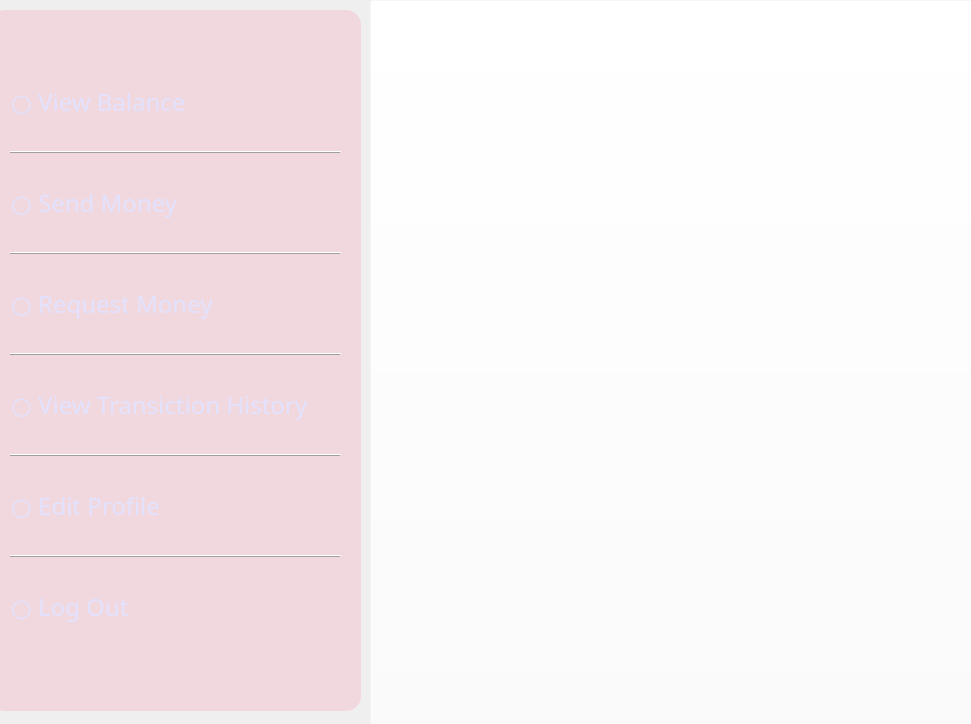
Qt form m7fazty/user.ui (Roro-2004/m7fazty) before a commit.
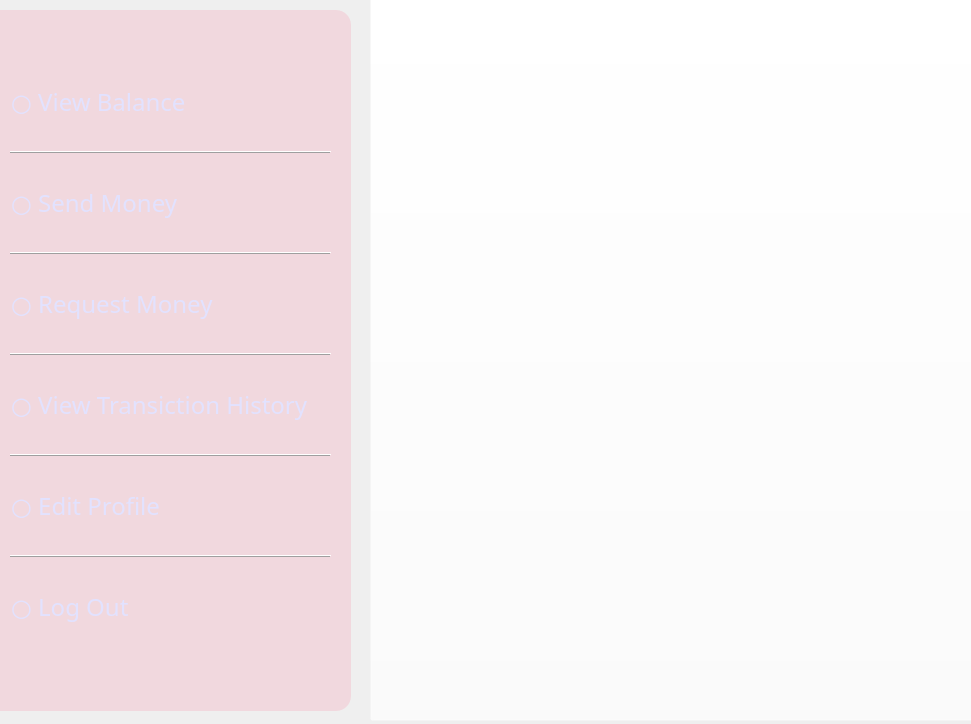
The same form after that commit.

Diff of the .ui file:
```diff
--- a/m7fazty/user.ui
+++ b/m7fazty/user.ui
@@ -71,7 +71,7 @@
   <widget class="QListView" name="user_listView">
    <property name="geometry">
     <rect>
-     <x>-10</x>
+     <x>-20</x>
      <y>10</y>
      <width>371</width>
      <height>701</height>
@@ -279,7 +279,7 @@
    <property name="geometry">
     <rect>
      <x>370</x>
-     <y>0</y>
+     <y>-10</y>
      <width>611</width>
      <height>731</height>
     </rect>
@@ -300,7 +300,7 @@
     <rect>
      <x>10</x>
      <y>50</y>
-     <width>331</width>
+     <width>321</width>
      <height>601</height>
     </rect>
    </property>
```
Left out of the diff: 17 changed lines with no effect on the pictures.
